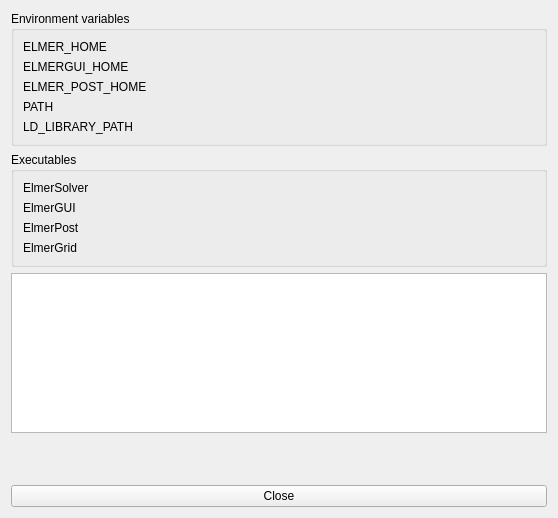
First picture: the form in ElmerGUItester/forms/mainform.ui, repository tehnick/elmerfem, before the edit.
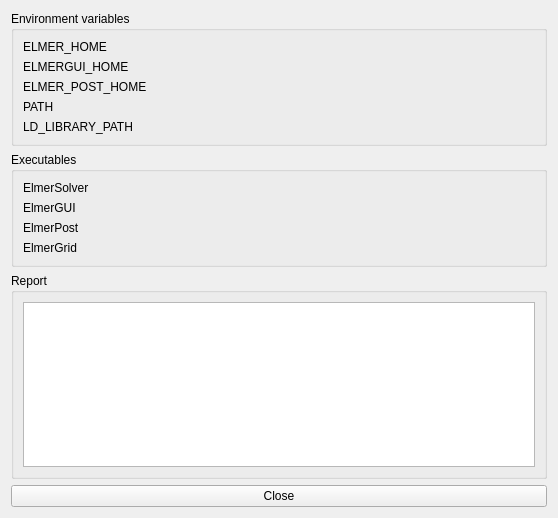
Second picture: the form after the edit.

What changed in the file:
```diff
--- a/ElmerGUItester/forms/mainform.ui
+++ b/ElmerGUItester/forms/mainform.ui
@@ -178,27 +178,23 @@
     </widget>
    </item>
    <item>
+    <widget class="QGroupBox" name="reportGroup" >
+     <property name="title" >
+      <string>Report</string>
+     </property>
+     <layout class="QHBoxLayout" name="horizontalLayout_3" >
+      <item>
     <widget class="QTextEdit" name="verdict" >
      <property name="minimumSize" >
       <size>
        <width>0</width>
-       <height>160</height>
+          <height>0</height>
       </size>
      </property>
     </widget>
    </item>
-   <item>
-    <spacer name="verticalSpacer" >
-     <property name="orientation" >
-      <enum>Qt::Vertical</enum>
-     </property>
-     <property name="sizeHint" stdset="0" >
-      <size>
-       <width>20</width>
-       <height>335</height>
-      </size>
-     </property>
-    </spacer>
+     </layout>
+    </widget>
    </item>
    <item>
     <widget class="QPushButton" name="closeButton" >
```
Lines whose indentation alone changed are shown as unchanged.
